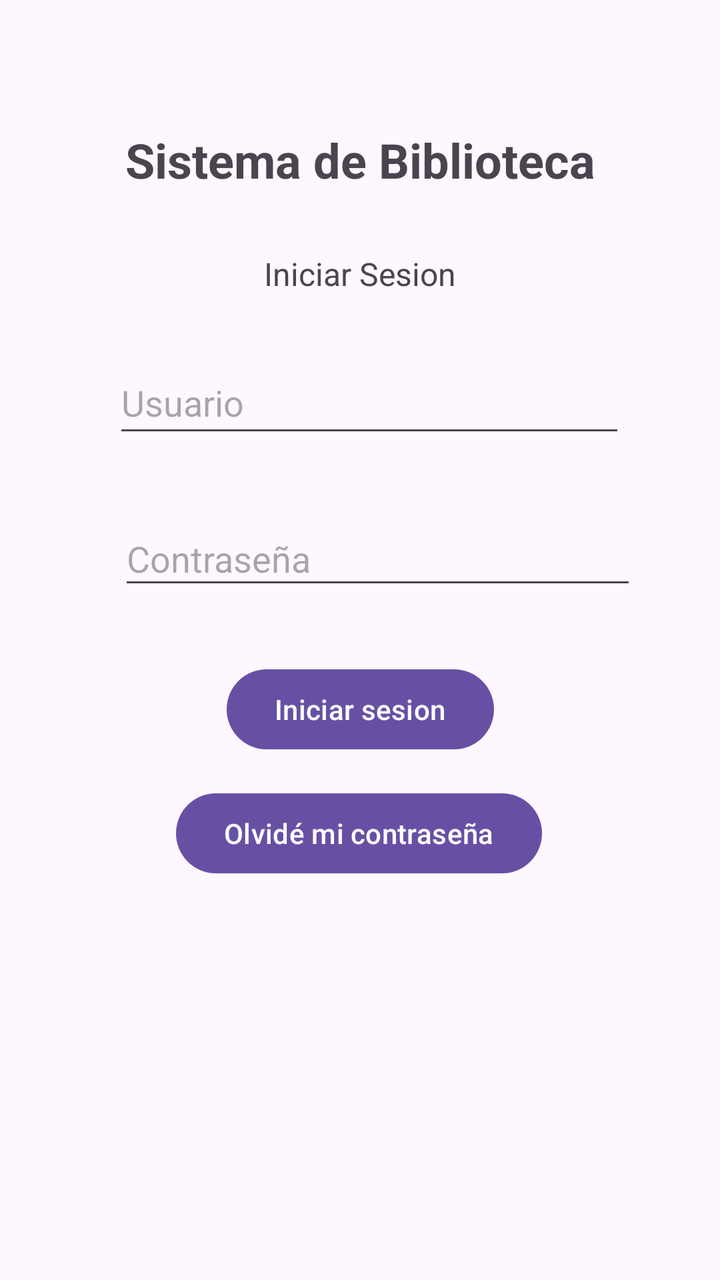
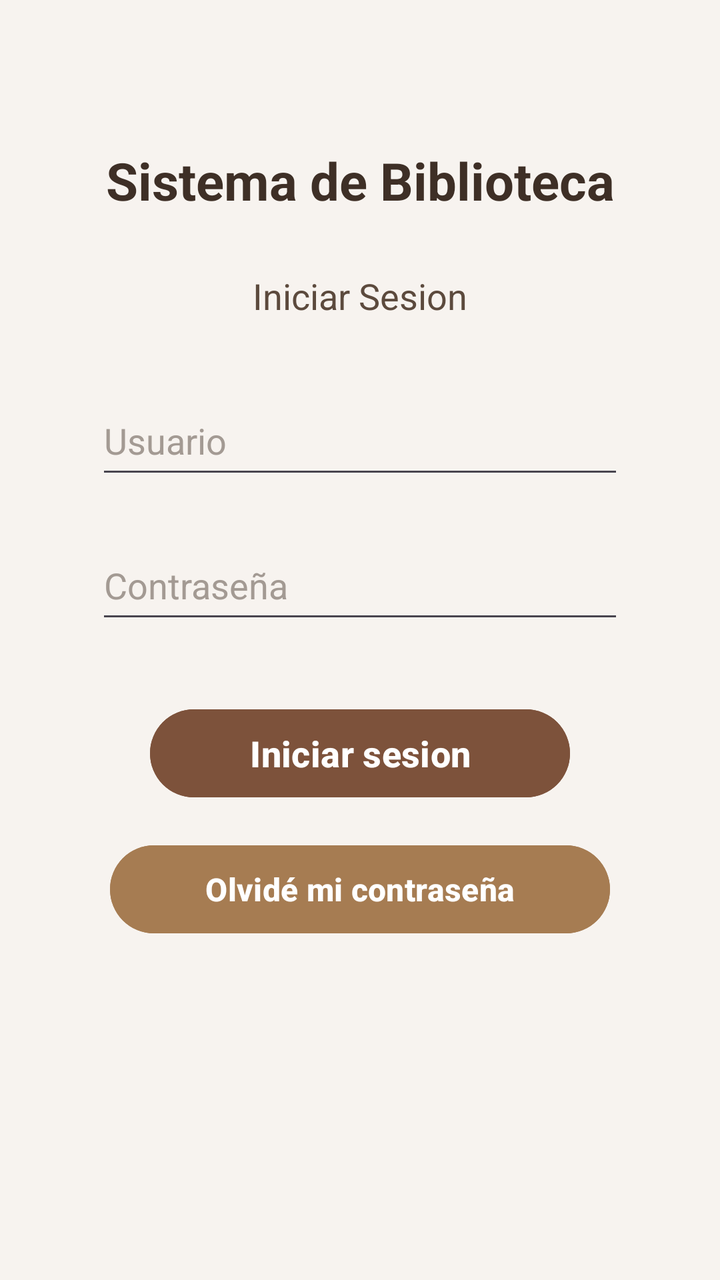

Two renders of the same Android screen: before a commit and after it. Below are the layout's source before the change and the commit's diff.
<!-- AndroidManifest.xml: application theme Theme.BibliotecaGrupo3 -->
<!-- res/layout/activity_main.xml -->
<?xml version="1.0" encoding="utf-8"?>
<androidx.constraintlayout.widget.ConstraintLayout xmlns:android="http://schemas.android.com/apk/res/android"
    xmlns:app="http://schemas.android.com/apk/res-auto"
    xmlns:tools="http://schemas.android.com/tools"
    android:id="@+id/main"
    android:layout_width="match_parent"
    android:layout_height="match_parent"
    tools:context=".MainActivity">

    <TextView
        android:id="@+id/textView2"
        android:layout_width="wrap_content"
        android:layout_height="wrap_content"
        android:text="Sistema de Biblioteca"
        android:textSize="24sp"
        android:textStyle="bold"
        app:layout_constraintBottom_toBottomOf="parent"
        app:layout_constraintEnd_toEndOf="parent"
        app:layout_constraintStart_toStartOf="parent"
        app:layout_constraintTop_toTopOf="parent"
        app:layout_constraintVertical_bias="0.105" />

    <TextView
        android:id="@+id/textView"
        android:layout_width="wrap_content"
        android:layout_height="wrap_content"
        android:layout_marginStart="158dp"
        android:layout_marginTop="30dp"
        android:layout_marginEnd="158dp"
        android:text="Iniciar Sesion"
        android:textSize="16sp"
        app:layout_constraintEnd_toEndOf="parent"
        app:layout_constraintStart_toStartOf="parent"
        app:layout_constraintTop_toBottomOf="@+id/textView2" />

    <EditText
        android:id="@+id/txtUsuario"
        android:layout_width="256dp"
        android:layout_height="48dp"
        android:layout_marginStart="98dp"
        android:layout_marginTop="28dp"
        android:layout_marginEnd="98dp"
        android:ems="10"
        android:hint="Usuario"
        android:inputType="text"
        app:layout_constraintEnd_toEndOf="parent"
        app:layout_constraintHorizontal_bias="0.45"
        app:layout_constraintStart_toStartOf="parent"
        app:layout_constraintTop_toBottomOf="@+id/textView" />

    <EditText
        android:id="@+id/txtContrasena"
        android:layout_width="259dp"
        android:layout_height="44dp"
        android:layout_marginStart="98dp"
        android:layout_marginTop="32dp"
        android:layout_marginEnd="98dp"
        android:ems="10"
        android:hint="Contraseña"
        android:inputType="textPassword"
        app:layout_constraintEnd_toEndOf="parent"
        app:layout_constraintHorizontal_bias="0.409"
        app:layout_constraintStart_toStartOf="parent"
        app:layout_constraintTop_toBottomOf="@+id/txtUsuario" />

    <Button
        android:id="@+id/btnIniciar"
        android:layout_width="wrap_content"
        android:layout_height="wrap_content"
        android:layout_marginStart="139dp"
        android:layout_marginTop="31dp"
        android:layout_marginEnd="139dp"
        android:onClick="iniciarSesion"
        android:text="Iniciar sesion"
        app:layout_constraintEnd_toEndOf="parent"
        app:layout_constraintStart_toStartOf="parent"
        app:layout_constraintTop_toBottomOf="@+id/txtContrasena" />

    <Button
        android:id="@+id/btnRecuperar"
        android:layout_width="wrap_content"
        android:layout_height="wrap_content"
        android:layout_marginStart="116dp"
        android:layout_marginTop="14dp"
        android:layout_marginEnd="117dp"
        android:onClick="abrirRecuperar"
        android:text="Olvidé mi contraseña"
        app:layout_constraintEnd_toEndOf="parent"
        app:layout_constraintStart_toStartOf="parent"
        app:layout_constraintTop_toBottomOf="@+id/btnIniciar" />

</androidx.constraintlayout.widget.ConstraintLayout>
<!-- resources referenced by this layout -->
<resources>
  <style name="Theme.BibliotecaGrupo3" parent="Base.Theme.BibliotecaGrupo3" />
  <style name="Base.Theme.BibliotecaGrupo3" parent="Theme.Material3.DayNight.NoActionBar">
          
          
      </style>
</resources>

<!-- the commit's change to res/layout/activity_main.xml (unified diff, before → after) -->
@@ -5,6 +5,7 @@
     android:id="@+id/main"
     android:layout_width="match_parent"
     android:layout_height="match_parent"
+    android:background="#F7F3EF"
     tools:context=".MainActivity">
 
     <TextView
@@ -12,79 +13,93 @@
         android:layout_width="wrap_content"
         android:layout_height="wrap_content"
         android:text="Sistema de Biblioteca"
-        android:textSize="24sp"
+        android:textColor="#3E2F26"
+        android:textSize="26sp"
         android:textStyle="bold"
         app:layout_constraintBottom_toBottomOf="parent"
         app:layout_constraintEnd_toEndOf="parent"
         app:layout_constraintStart_toStartOf="parent"
         app:layout_constraintTop_toTopOf="parent"
-        app:layout_constraintVertical_bias="0.105" />
+        app:layout_constraintVertical_bias="0.12" />
 
     <TextView
         android:id="@+id/textView"
         android:layout_width="wrap_content"
         android:layout_height="wrap_content"
-        android:layout_marginStart="158dp"
-        android:layout_marginTop="30dp"
-        android:layout_marginEnd="158dp"
+        android:layout_marginTop="28dp"
         android:text="Iniciar Sesion"
-        android:textSize="16sp"
+        android:textColor="#5C4A3D"
+        android:textSize="18sp"
         app:layout_constraintEnd_toEndOf="parent"
         app:layout_constraintStart_toStartOf="parent"
         app:layout_constraintTop_toBottomOf="@+id/textView2" />
 
     <EditText
         android:id="@+id/txtUsuario"
-        android:layout_width="256dp"
-        android:layout_height="48dp"
-        android:layout_marginStart="98dp"
-        android:layout_marginTop="28dp"
-        android:layout_marginEnd="98dp"
+        android:layout_width="0dp"
+        android:layout_height="wrap_content"
+        android:layout_marginStart="48dp"
+        android:layout_marginTop="36dp"
+        android:layout_marginEnd="48dp"
         android:ems="10"
         android:hint="Usuario"
         android:inputType="text"
+        android:paddingTop="12dp"
+        android:paddingBottom="12dp"
+        android:textColor="#3E2F26"
+        android:textColorHint="#A39A93"
         app:layout_constraintEnd_toEndOf="parent"
-        app:layout_constraintHorizontal_bias="0.45"
         app:layout_constraintStart_toStartOf="parent"
         app:layout_constraintTop_toBottomOf="@+id/textView" />
 
     <EditText
         android:id="@+id/txtContrasena"
-        android:layout_width="259dp"
-        android:layout_height="44dp"
-        android:layout_marginStart="98dp"
-        android:layout_marginTop="32dp"
-        android:layout_marginEnd="98dp"
+        android:layout_width="0dp"
+        android:layout_height="wrap_content"
+        android:layout_marginStart="48dp"
+        android:layout_marginTop="24dp"
+        android:layout_marginEnd="48dp"
         android:ems="10"
         android:hint="Contraseña"
         android:inputType="textPassword"
+        android:paddingTop="12dp"
+        android:paddingBottom="12dp"
+        android:textColor="#3E2F26"
+        android:textColorHint="#A39A93"
         app:layout_constraintEnd_toEndOf="parent"
-        app:layout_constraintHorizontal_bias="0.409"
         app:layout_constraintStart_toStartOf="parent"
         app:layout_constraintTop_toBottomOf="@+id/txtUsuario" />
 
     <Button
         android:id="@+id/btnIniciar"
-        android:layout_width="wrap_content"
-        android:layout_height="wrap_content"
-        android:layout_marginStart="139dp"
-        android:layout_marginTop="31dp"
-        android:layout_marginEnd="139dp"
+        android:layout_width="210dp"
+        android:layout_height="52dp"
+        android:layout_marginTop="34dp"
         android:onClick="iniciarSesion"
+        android:backgroundTint="#7D523B"
         android:text="Iniciar sesion"
+        android:textAllCaps="false"
+        android:textColor="#FFFFFF"
+        android:textSize="18sp"
+        android:textStyle="bold"
+        app:cornerRadius="28dp"
         app:layout_constraintEnd_toEndOf="parent"
         app:layout_constraintStart_toStartOf="parent"
         app:layout_constraintTop_toBottomOf="@+id/txtContrasena" />
 
     <Button
         android:id="@+id/btnRecuperar"
-        android:layout_width="wrap_content"
-        android:layout_height="wrap_content"
-        android:layout_marginStart="116dp"
-        android:layout_marginTop="14dp"
-        android:layout_marginEnd="117dp"
+        android:layout_width="250dp"
+        android:layout_height="52dp"
+        android:layout_marginTop="16dp"
         android:onClick="abrirRecuperar"
+        android:backgroundTint="#A67C52"
         android:text="Olvidé mi contraseña"
+        android:textAllCaps="false"
+        android:textColor="#FFFFFF"
+        android:textSize="16sp"
+        android:textStyle="bold"
+        app:cornerRadius="28dp"
         app:layout_constraintEnd_toEndOf="parent"
         app:layout_constraintStart_toStartOf="parent"
         app:layout_constraintTop_toBottomOf="@+id/btnIniciar" />
